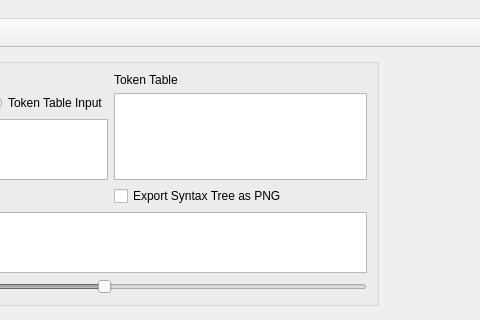
Old version of the form mainwindow.ui in the repository ZiadAlMoqamar/TINY-Compiler; both pictures show x 180 to 660 and y 0 to 320 of the 800 by 600 pixel window.
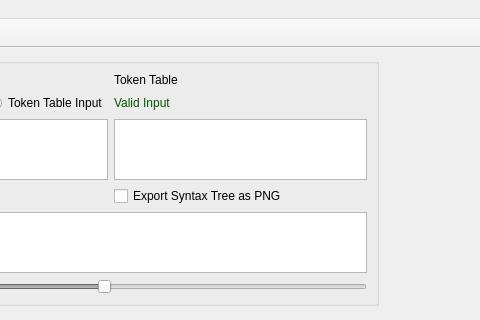
New version of the form.

Commit message: adding parser output state label

```diff
--- a/mainwindow.ui
+++ b/mainwindow.ui
@@ -43,15 +43,6 @@
          </property>
         </widget>
        </item>
-       <item row="1" column="1" rowspan="2">
-        <widget class="QTextBrowser" name="textBrowser">
-         <property name="font">
-          <font>
-           <pointsize>14</pointsize>
-          </font>
-         </property>
-        </widget>
-       </item>
        <item row="5" column="0" colspan="2">
         <widget class="QGraphicsView" name="graphicsView"/>
        </item>
@@ -106,6 +97,22 @@
          </property>
         </widget>
        </item>
+       <item row="2" column="1">
+        <widget class="QTextBrowser" name="textBrowser">
+         <property name="font">
+          <font>
+           <pointsize>14</pointsize>
+          </font>
+         </property>
+        </widget>
+       </item>
+       <item row="1" column="1">
+        <widget class="QLabel" name="ParserOutputStateLabel">
+         <property name="text">
+          <string>&lt;html&gt;&lt;head/&gt;&lt;body&gt;&lt;p&gt;&lt;span style=&quot; color:#005500;&quot;&gt;Valid Input&lt;/span&gt;&lt;/p&gt;&lt;/body&gt;&lt;/html&gt;</string>
+         </property>
+        </widget>
+       </item>
       </layout>
      </item>
      <item>
```
The commit also changes 1 other file.
